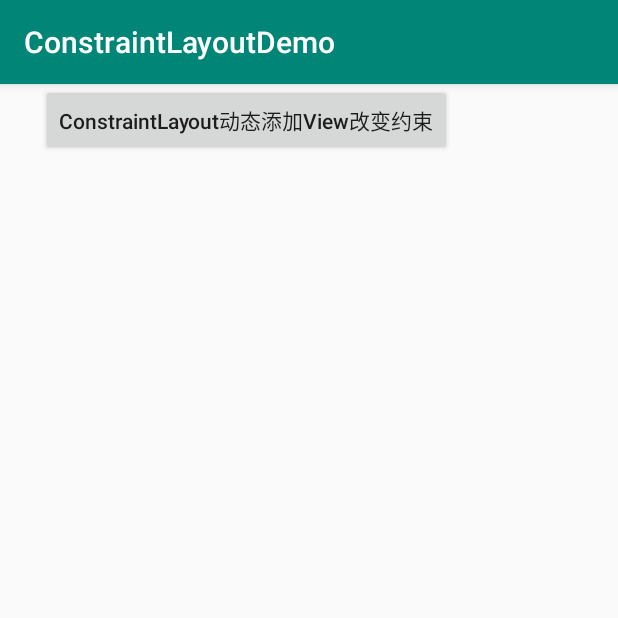
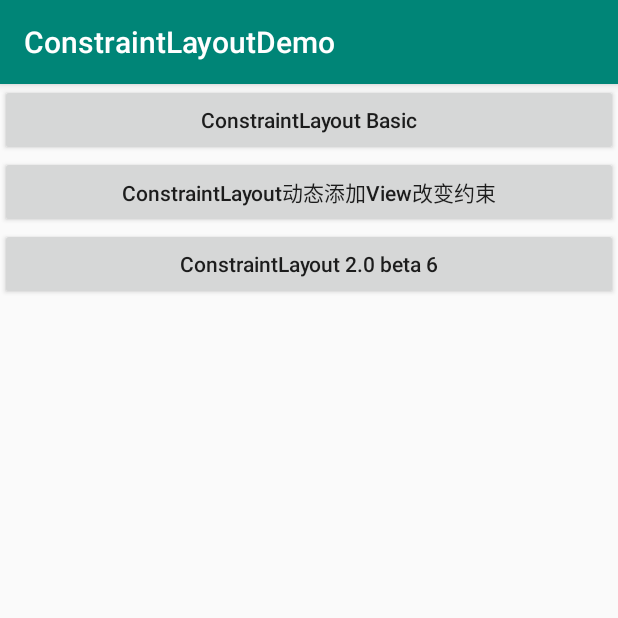
Before and after one commit to humanheima/ConstraintLayoutDemo, an Android app: the screen it shows after launch (MainActivity), on a phone screen of 412 x 824 dp, the top half of it. Run offline under Robolectric (Android 15) with nearby library versions, the phone set to English and light mode, and no system bars.

Commit message:
一些修改

```diff
--- a/app/build.gradle
+++ b/app/build.gradle
@@ -27,7 +27,7 @@ dependencies {
     implementation "org.jetbrains.kotlin:kotlin-stdlib-jdk7:$kotlin_version"
     implementation 'androidx.appcompat:appcompat:1.1.0'
     implementation 'androidx.core:core-ktx:1.1.0'
-    implementation 'androidx.constraintlayout:constraintlayout:1.1.3'
+    implementation 'androidx.constraintlayout:constraintlayout:2.0.0-beta6'
     testImplementation 'junit:junit:4.12'
     androidTestImplementation 'androidx.test.ext:junit:1.1.0'
     androidTestImplementation 'androidx.test.espresso:espresso-core:3.1.1'
--- a/app/src/main/AndroidManifest.xml
+++ b/app/src/main/AndroidManifest.xml
@@ -9,6 +9,9 @@
         android:roundIcon="@mipmap/ic_launcher_round"
         android:supportsRtl="true"
         android:theme="@style/AppTheme">
+        <activity android:name=".BasicActivity"></activity>
+        <activity android:name=".MotionLayoutActivity" />
+        <activity android:name=".ConstraintLayout2_0_beta6Activity" />
         <activity android:name=".MainActivity">
             <intent-filter>
                 <action android:name="android.intent.action.MAIN" />
@@ -16,7 +19,7 @@
                 <category android:name="android.intent.category.LAUNCHER" />
             </intent-filter>
         </activity>
-        <activity android:name=".DynamicAddViewChangeConstraintActivity"></activity>
+        <activity android:name=".DynamicAddViewChangeConstraintActivity" />
     </application>
 
 </manifest>
--- a/app/src/main/java/com/dmw/constraintlayoutdemo/MainActivity.kt
+++ b/app/src/main/java/com/dmw/constraintlayoutdemo/MainActivity.kt
@@ -1,14 +1,23 @@
 package com.dmw.constraintlayoutdemo
 
+import android.os.Bundle
 import androidx.appcompat.app.AppCompatActivity
-import android.os.Bundle
 import kotlinx.android.synthetic.main.activity_main.*
 
+/**
+ * Created by dumingwei on 2020/7/12
+ *
+ * Desc:
+ */
 class MainActivity : AppCompatActivity() {
 
     override fun onCreate(savedInstanceState: Bundle?) {
         super.onCreate(savedInstanceState)
         setContentView(R.layout.activity_main)
+
+        btnBasic.setOnClickListener {
+            BasicActivity.launch(this)
+        }
         btnDynamic.setOnClickListener {
             DynamicAddViewChangeConstraintActivity.launch(this)
         }
--- a/app/src/main/res/layout/activity_main.xml
+++ b/app/src/main/res/layout/activity_main.xml
@@ -6,16 +6,36 @@
     android:layout_height="match_parent"
     tools:context=".MainActivity">
 
+    <Button
+        android:id="@+id/btnBasic"
+        android:layout_width="0dp"
+        android:layout_height="wrap_content"
+        android:text="ConstraintLayout Basic"
+        android:textAllCaps="false"
+        app:layout_constraintEnd_toEndOf="parent"
+        app:layout_constraintHorizontal_bias="0.2"
+        app:layout_constraintStart_toStartOf="parent"
+        app:layout_constraintTop_toTopOf="parent" />
 
     <Button
         android:id="@+id/btnDynamic"
-        android:layout_width="wrap_content"
+        android:layout_width="0dp"
         android:layout_height="wrap_content"
         android:text="ConstraintLayout动态添加View改变约束"
         android:textAllCaps="false"
         app:layout_constraintEnd_toEndOf="parent"
         app:layout_constraintHorizontal_bias="0.2"
         app:layout_constraintStart_toStartOf="parent"
-        app:layout_constraintTop_toTopOf="parent" />
+        app:layout_constraintTop_toBottomOf="@+id/btnBasic" />
+
+    <Button
+        android:id="@+id/btn2_0"
+        android:layout_width="0dp"
+        android:layout_height="wrap_content"
+        android:text="ConstraintLayout 2.0 beta 6"
+        android:textAllCaps="false"
+        app:layout_constraintEnd_toEndOf="parent"
+        app:layout_constraintStart_toStartOf="parent"
+        app:layout_constraintTop_toBottomOf="@+id/btnDynamic" />
 
 </androidx.constraintlayout.widget.ConstraintLayout>
```
Also changed, not shown: app/src/main/java/com/dmw/constraintlayoutdemo/BasicActivity.kt (added, +27 -0 lines), app/src/main/java/com/dmw/constraintlayoutdemo/ConstraintLayout2_0_beta6Activity.kt (added, +17 -0 lines), app/src/main/java/com/dmw/constraintlayoutdemo/MotionLayoutActivity.kt (added, +17 -0 lines), app/src/main/res/layout/activity_basic.xml (added, +56 -0 lines), app/src/main/res/layout/activity_constraint_layout2_0_beta6.xml (added, +9 -0 lines), app/src/main/res/layout/activity_motion_layout.xml (added, +9 -0 lines), 2 other files.
